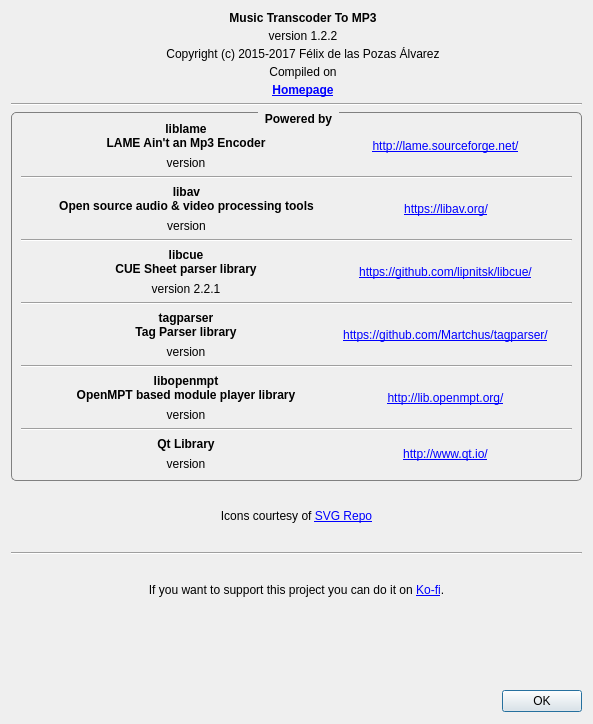
Before: the Qt Designer form AboutDialog.ui in FelixdelasPozas/transcodertomp3, drawn with Qt 5.
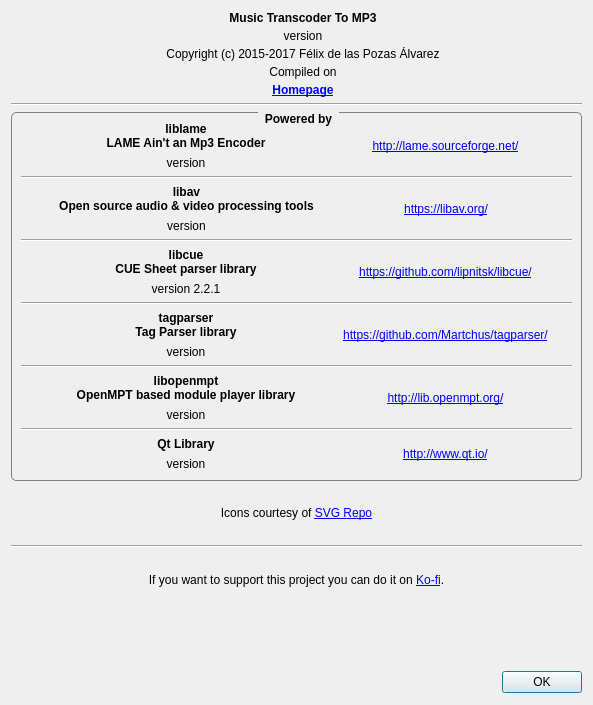
After: the same form once the commit is applied. Icons and pictures are not drawn. Custom widgets are drawn as their Qt base class.

Commit message: Fix: Wrong playlist filename. Taskbar icon wrong progress values. Bump to version 1.5.1

The edit to the form file:
```diff
--- a/AboutDialog.ui
+++ b/AboutDialog.ui
@@ -7,19 +7,19 @@
     <x>0</x>
     <y>0</y>
     <width>593</width>
-    <height>724</height>
+    <height>705</height>
    </rect>
   </property>
   <property name="minimumSize">
    <size>
     <width>593</width>
-    <height>724</height>
+    <height>705</height>
    </size>
   </property>
   <property name="maximumSize">
    <size>
     <width>593</width>
-    <height>724</height>
+    <height>705</height>
    </size>
   </property>
   <property name="windowTitle">
@@ -92,7 +92,7 @@
          <item>
           <widget class="QLabel" name="m_version">
            <property name="text">
-            <string>version 1.2.2</string>
+            <string>version</string>
            </property>
            <property name="alignment">
             <set>Qt::AlignmentFlag::AlignCenter</set>
```
The commit also changes 7 other files.
